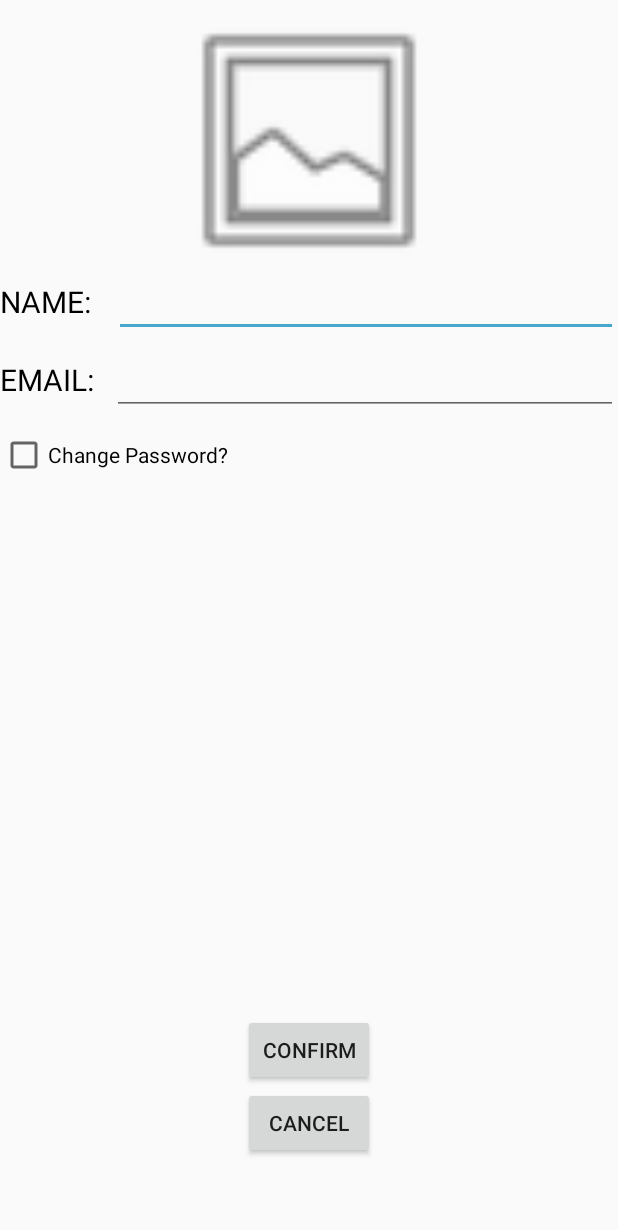
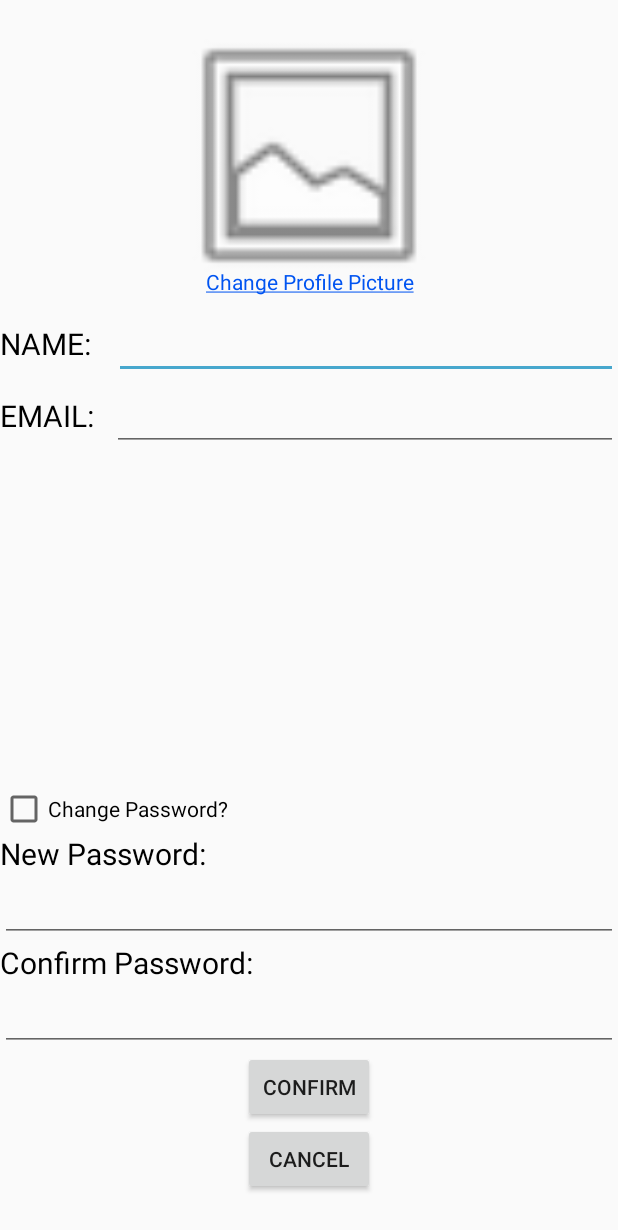
Before and after one commit to miguelrivera11/CS161-Emotion-Analyzer, an Android app: the EditAccountActivity screen opened directly, with no data from a screen before it, on a phone screen of 412 x 824 dp. Shown: the top 1230 px of the screen. Run offline under Robolectric (Android 15) with nearby library versions, the phone set to English and light mode, and no system bars; our stand-ins replace Firebase (no records; nobody signed in at launch, a user with empty details on screens opened directly).

Commit message:
profile picture now displayed in app

```diff
--- a/app/build.gradle
+++ b/app/build.gradle
@@ -28,6 +28,7 @@ dependencies {
     implementation 'com.android.support:support-vector-drawable:27.1.1'
     implementation 'com.android.support:support-v4:27.1.1'
     implementation 'com.google.firebase:firebase-database:11.8.0'
+    implementation 'com.google.firebase:firebase-storage:11.8.0'
     testImplementation 'junit:junit:4.12'
     androidTestImplementation 'com.android.support.test:runner:1.0.2'
     androidTestImplementation 'com.android.support.test.espresso:espresso-core:3.0.2'
--- a/app/src/main/AndroidManifest.xml
+++ b/app/src/main/AndroidManifest.xml
@@ -6,6 +6,8 @@
     <uses-permission android:name="android.permission.GET_ACCOUNTS" />
     <uses-permission android:name="android.permission.READ_PROFILE" />
     <uses-permission android:name="android.permission.READ_CONTACTS" />
+    <uses-permission android:name="android.permission.INTERNET" />
+    <uses-permission android:name="android.permission.READ_EXTERNAL_STORAGE" />
 
     <application
         android:allowBackup="true"
--- a/app/src/main/java/com/example/smart/emotionanalyzer/EditAccountActivity.java
+++ b/app/src/main/java/com/example/smart/emotionanalyzer/EditAccountActivity.java
@@ -1,12 +1,16 @@
 package com.example.smart.emotionanalyzer;
 
+import android.content.Intent;
+import android.net.Uri;
 import android.os.Bundle;
+import android.preference.PreferenceManager;
 import android.support.v7.app.AppCompatActivity;
 import android.view.View;
 import android.widget.Button;
 import android.widget.CheckBox;
 import android.widget.CompoundButton;
 import android.widget.EditText;
+import android.widget.ImageView;
 import android.widget.TextView;
 import android.widget.Toast;
 
@@ -14,11 +18,13 @@ import com.google.firebase.auth.FirebaseAuth;
 import com.google.firebase.auth.FirebaseUser;
 
 public class EditAccountActivity extends AppCompatActivity {
-    FirebaseUser user;
-    boolean changingPassword = false;
-    UserManager userManager;
-    TopicDatabaseManager topicManager;
-    ActivityManager activityManager;
+    private FirebaseUser user;
+    private boolean changingPassword = false;
+    private UserManager userManager;
+    private TopicDatabaseManager topicManager;
+    private ActivityManager activityManager;
+    private ImageView profilePic;
+    private Uri profilePictureUri;
 
     @Override
     protected void onCreate(Bundle savedInstanceState) {
@@ -39,7 +45,10 @@ public class EditAccountActivity extends AppCompatActivity {
         final TextView confirmPasswordText = findViewById(R.id.confirm_password_text);
         final EditText confirmPasswordField = findViewById(R.id.confirm_password_edit);
         Button confirmChange = findViewById(R.id.confirm_changes);
+        TextView selectPic = findViewById(R.id.select_pic);
+        profilePic = findViewById(R.id.profile_pic);
 
+        userManager.displayProfilePicture(profilePic, this);
         nameField.setText(user.getDisplayName());
         emailField.setText(user.getEmail());
         changePassword.setOnCheckedChangeListener(new CompoundButton.OnCheckedChangeListener() {
@@ -99,6 +108,9 @@ public class EditAccountActivity extends AppCompatActivity {
                     userManager.updateName(name);
                     topicManager.updateDatabaseforNameChange(name);
                 }
+                if (profilePictureUri != null) {
+                    userManager.updateProfilePicture(profilePictureUri);
+                }
                 if(success) {
                     Bundle bundle = getIntent().getExtras();
                     bundle.putString("fragment", "account");
@@ -108,6 +120,22 @@ public class EditAccountActivity extends AppCompatActivity {
             }
         });
 
+        selectPic.setOnClickListener(new View.OnClickListener() {
+            @Override
+            public void onClick(View v) {
+                activityManager.getPictureFromGallery();
+            }
+        });
+
+    }
+
+    protected void onActivityResult(int requestCode, int resultCode, Intent data) {
+        super.onActivityResult(requestCode, resultCode, data);
+
+        if (resultCode == RESULT_OK){
+            profilePictureUri = data.getData();
+            profilePic.setImageURI(profilePictureUri);
+        }
     }
 
 
--- a/app/src/main/java/com/example/smart/emotionanalyzer/UserManager.java
+++ b/app/src/main/java/com/example/smart/emotionanalyzer/UserManager.java
@@ -1,11 +1,15 @@
 package com.example.smart.emotionanalyzer;
 
 
+import android.app.Activity;
+import android.graphics.drawable.Drawable;
 import android.net.Uri;
-import android.os.Handler;
 import android.support.annotation.NonNull;
+import android.widget.ImageView;
 
 import com.google.android.gms.tasks.OnCompleteListener;
+import com.google.android.gms.tasks.OnFailureListener;
+import com.google.android.gms.tasks.OnSuccessListener;
 import com.google.android.gms.tasks.Task;
 import com.google.firebase.auth.FirebaseAuth;
 import com.google.firebase.auth.FirebaseUser;
@@ -15,7 +19,14 @@ import com.google.firebase.database.DatabaseError;
 import com.google.firebase.database.DatabaseReference;
 import com.google.firebase.database.FirebaseDatabase;
 import com.google.firebase.database.ValueEventListener;
+import com.google.firebase.storage.FileDownloadTask;
+import com.google.firebase.storage.FirebaseStorage;
+import com.google.firebase.storage.StorageReference;
+import com.google.firebase.storage.UploadTask;
 
+import java.io.File;
+import java.io.FileNotFoundException;
+import java.io.IOException;
 import java.util.ArrayList;
 
 public class UserManager{
@@ -23,6 +34,7 @@ public class UserManager{
     private FirebaseAuth mAuth;
     private FirebaseUser firebaseUser;
     private DatabaseReference userRef;
+    private StorageReference profilePictureRef;
 
 
     public UserManager() {
@@ -30,6 +42,8 @@ public class UserManager{
         firebaseUser = mAuth.getCurrentUser();
         FirebaseDatabase database = FirebaseDatabase.getInstance();
         userRef = database.getReference("Users/" + firebaseUser.getUid());
+        StorageReference storageReference = FirebaseStorage.getInstance().getReference();
+        profilePictureRef = storageReference.child(firebaseUser.getUid() + "/profilePicture");
     }
 
     public void addUserInfo(String name) {
@@ -89,22 +103,44 @@ public class UserManager{
     }
 
     public void updateProfilePicture(Uri photo) {
-        UserProfileChangeRequest profileChangeRequest = new UserProfileChangeRequest.Builder()
-                .setPhotoUri(photo)
-                .build();
-
-        firebaseUser.updateProfile(profileChangeRequest)
-                .addOnCompleteListener(new OnCompleteListener<Void>() {
+        profilePictureRef.putFile(photo)
+                .addOnSuccessListener(new OnSuccessListener<UploadTask.TaskSnapshot>() {
                     @Override
-                    public void onComplete(@NonNull Task<Void> task) {
-                        if (task.isSuccessful()) {
-                        }
+                    public void onSuccess(UploadTask.TaskSnapshot taskSnapshot) {
+                        // Get a URL to the uploaded content
+                        Uri downloadUrl = taskSnapshot.getDownloadUrl();
+                    }
+                })
+                .addOnFailureListener(new OnFailureListener() {
+                    @Override
+                    public void onFailure(@NonNull Exception exception) {
+                        // Handle unsuccessful uploads
+                        // ...
                     }
                 });
     }
 
-    public Uri getProfilePicture() {
-        return firebaseUser.getPhotoUrl();
+    public void displayProfilePicture(final ImageView profilePic, final Activity context) {
+        try {
+            final File localFile = File.createTempFile("images", "jpg");
+            profilePictureRef.getFile(localFile)
+                    .addOnSuccessListener(new OnSuccessListener<FileDownloadTask.TaskSnapshot>() {
+                        @Override
+                        public void onSuccess(FileDownloadTask.TaskSnapshot taskSnapshot) {
+                            Uri photoUri = Uri.fromFile(localFile);
+                            profilePic.setImageURI(photoUri);
+                        }
+                    }).addOnFailureListener(new OnFailureListener() {
+                @Override
+                public void onFailure(@NonNull Exception exception) {
+                    Drawable d = context.getResources().getDrawable(android.R.drawable.ic_menu_gallery, null);
+                    profilePic.setImageDrawable(d);
+                }
+            });
+        }
+        catch (IOException e) {
+            e.printStackTrace();
+        }
     }
 
     public void updateName(final String name) {
--- a/app/src/main/res/layout/activity_edit_account.xml
+++ b/app/src/main/res/layout/activity_edit_account.xml
@@ -9,9 +9,8 @@
         android:id="@+id/confirm_changes"
         android:layout_width="wrap_content"
         android:layout_height="wrap_content"
-        android:layout_alignParentBottom="true"
+        android:layout_above="@+id/cancel"
         android:layout_centerHorizontal="true"
-        android:layout_marginBottom="100dp"
         android:text="@string/action_confim" />
 
     <Button
@@ -20,22 +19,34 @@
         android:layout_height="wrap_content"
         android:layout_alignParentBottom="true"
         android:layout_centerHorizontal="true"
-        android:layout_marginBottom="51dp"
+        android:layout_marginBottom="27dp"
         android:text="@string/action_cancel" />
 
 
         <ImageView
-            android:id="@+id/imageView"
+            android:id="@+id/profile_pic"
+            android:layout_marginTop="10dp"
             android:layout_width="match_parent"
             android:layout_height="187dp"
             app:srcCompat="@android:drawable/ic_menu_gallery" />
+
+    <TextView
+        android:id="@+id/select_pic"
+        android:layout_width="match_parent"
+        android:layout_height="wrap_content"
+        android:layout_alignBottom="@+id/profile_pic"
+        android:layout_alignParentStart="true"
+        android:text="@string/change_profilePicture"
+        android:textAlignment="center"
+        android:textColor="@color/colorPrimary" />
 
     <TextView
         android:id="@+id/name_text"
         android:layout_width="74dp"
         android:layout_height="wrap_content"
         android:layout_alignParentStart="true"
-        android:layout_below="@+id/imageView"
+        android:layout_alignParentTop="true"
+        android:layout_marginTop="215dp"
         android:ems="10"
         android:text="NAME:"
         android:textColor="#000000"
@@ -46,25 +57,23 @@
         android:id="@+id/confirm_password_text"
         android:layout_width="wrap_content"
         android:layout_height="wrap_content"
-        android:layout_alignParentBottom="true"
+        android:layout_above="@+id/confirm_password_edit"
         android:layout_alignParentStart="true"
-        android:layout_marginBottom="212dp"
         android:text="Confirm Password: "
         android:textColor="#000000"
         android:textSize="20dp"
-        android:visibility="invisible" />
+        android:visibility="visible" />
 
     <TextView
         android:id="@+id/new_password_text"
         android:layout_width="wrap_content"
         android:layout_height="wrap_content"
-        android:layout_alignParentBottom="true"
+        android:layout_above="@+id/new_password_edit"
         android:layout_alignParentStart="true"
-        android:layout_marginBottom="296dp"
         android:text="New Password: "
         android:textColor="#000000"
         android:textSize="20dp"
-        android:visibility="invisible" />
+        android:visibility="visible" />
 
     <TextView
         android:id="@+id/email_text2"
@@ -72,7 +81,7 @@
         android:layout_height="wrap_content"
         android:layout_alignParentStart="true"
         android:layout_alignParentTop="true"
-        android:layout_marginTop="239dp"
+        android:layout_marginTop="263dp"
         android:text="EMAIL:"
         android:textColor="#000000"
         android:textSize="20dp" />
@@ -101,31 +110,28 @@
         android:id="@+id/change_password"
         android:layout_width="wrap_content"
         android:layout_height="wrap_content"
+        android:layout_above="@+id/new_password_text"
         android:layout_alignParentStart="true"
-        android:layout_alignParentTop="true"
-        android:layout_marginTop="287dp"
         android:text="Change Password?" />
 
     <EditText
         android:id="@+id/new_password_edit"
         android:layout_width="match_parent"
         android:layout_height="wrap_content"
+        android:layout_above="@+id/confirm_password_text"
         android:layout_alignParentStart="true"
-        android:layout_below="@+id/new_password_text"
-        android:layout_marginTop="-296dp"
         android:ems="10"
         android:inputType="textPassword"
-        android:visibility="invisible" />
+        android:visibility="visible" />
 
     <EditText
         android:id="@+id/confirm_password_edit"
         android:layout_width="match_parent"
         android:layout_height="wrap_content"
+        android:layout_above="@+id/confirm_changes"
         android:layout_alignParentStart="true"
-        android:layout_below="@+id/confirm_password_text"
-        android:layout_marginTop="-212dp"
         android:ems="10"
         android:inputType="textPassword"
-        android:visibility="invisible" />
+        android:visibility="visible" />
 
 </RelativeLayout>
--- a/app/src/main/res/layout/fragment_account.xml
+++ b/app/src/main/res/layout/fragment_account.xml
@@ -34,6 +34,7 @@
             android:id="@+id/profile_pic"
             android:layout_width="match_parent"
             android:layout_height="187dp"
+            android:layout_marginTop="10dp"
             app:srcCompat="@android:drawable/ic_menu_gallery" />
 
         <TextView
--- a/app/src/main/res/values/strings.xml
+++ b/app/src/main/res/values/strings.xml
@@ -35,4 +35,5 @@
     <!-- TODO: Remove or change this placeholder text -->
     <string name="hello_blank_fragment">Hello blank fragment</string>
     <string name="select_profile_pic"><u>Select a profile picture</u></string>
+    <string name="change_profilePicture"><u>Change Profile Picture</u></string>
 </resources>
```
Also changed, not shown: app/src/main/java/com/example/smart/emotionanalyzer/AccountFragment.java (+2 -6 lines), app/src/main/java/com/example/smart/emotionanalyzer/RegisterActivity.java (+1 -7 lines).
